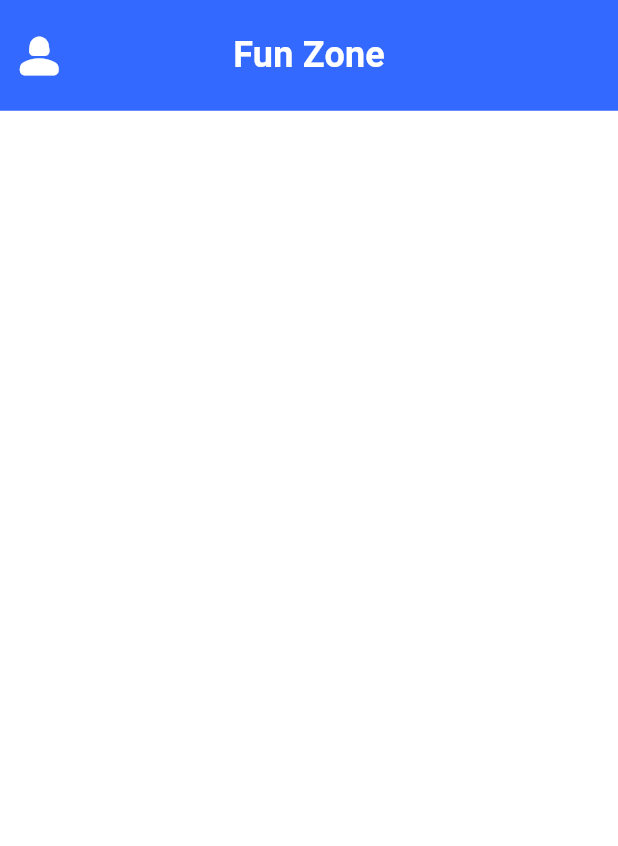
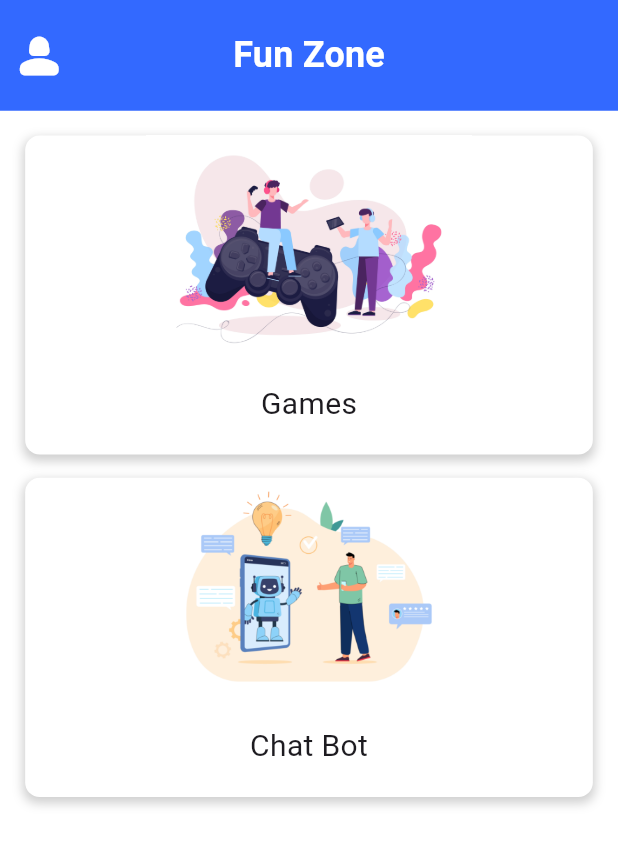
Before and after one commit to Sandun-Induranga/hr-empowerment-suit-mobile, a Flutter app: the FunZoneView widget shown alone on an empty page, opened directly, on a phone screen of 412 x 824 dp. Shown: the top 846 px of the screen. Run offline on Flutter 3.47's test engine with Material 3 defaults, Android fonts, the phone set to English and light mode, and no system bars; our stand-ins replace flutter_keyboard_visibility, flutter_screenutil, geolocator, permission_handler; missing offline and left inert: flutter_inappwebview; network calls fail.

Commit message:
Content Updated

```diff
--- /dev/null
+++ b/hr_app/lib/core/utils/assets.dart
@@ -0,0 +1,6 @@
+const imagesPath = 'assets/images/';
+
+class Assets {
+  static const String games = '${imagesPath}games.jpg';
+  static const String bot = '${imagesPath}bot.jpg';
+}
--- a/hr_app/lib/features/chat_bot/presentation/screens/fun_zone_view.dart
+++ b/hr_app/lib/features/chat_bot/presentation/screens/fun_zone_view.dart
@@ -1,11 +1,15 @@
 import 'package:flutter/material.dart';
 import 'package:flutter_screenutil/flutter_screenutil.dart';
+import 'package:hr_app/core/utils/assets.dart';
+import 'package:hr_app/features/chat_bot/presentation/screens/chat_bot_view.dart';
+import 'package:hr_app/features/chat_bot/presentation/widgets/selection_card.dart';
 
 import '../../../../core/constants/app_paddings.dart';
 import '../../../../core/constants/color_codes.dart';
 import '../../../../core/widgets/common_page_widgets/common_app_bar.dart';
 import '../../../../core/widgets/common_page_widgets/common_page_boiler_plate.dart';
 import '../../../../core/widgets/gap_widgets/vertical_gap_consistent.dart';
+import 'game_view.dart';
 
 class FunZoneView extends StatelessWidget {
   const FunZoneView({super.key});
@@ -28,7 +32,34 @@ class FunZoneView extends StatelessWidget {
           crossAxisAlignment: CrossAxisAlignment.center,
           children: [
             VerticalGapWidget(AppPaddings.p16.h),
+            SelectionCard(
+              asset: Assets.games,
+              title: 'Games',
+              onTap: () {
+                Navigator.push(
+                  context,
+                  MaterialPageRoute(
+                    builder: (context) => const GameView(
+                      title: 'Summer Maze',
+                      url: 'https://www.jopi.com/gam/summer-maze/',
+                    ),
+                  ),
+                );
+              },
+            ),
             VerticalGapWidget(AppPaddings.p16.h),
+            SelectionCard(
+              asset: Assets.bot,
+              title: 'Chat Bot',
+              onTap: () {
+                Navigator.push(
+                  context,
+                  MaterialPageRoute(
+                    builder: (context) => const ChatScreen(),
+                  ),
+                );
+              },
+            ),
           ],
         ),
       ),
--- a/hr_app/lib/features/chat_bot/presentation/widgets/selection_card.dart
+++ b/hr_app/lib/features/chat_bot/presentation/widgets/selection_card.dart
@@ -3,16 +3,43 @@ import 'package:flutter_screenutil/flutter_screenutil.dart';
 import 'package:hr_app/core/widgets/gap_widgets/vertical_gap_consistent.dart';
 
 class SelectionCard extends StatelessWidget {
-  const SelectionCard({super.key});
+  const SelectionCard({
+    super.key,
+    required this.asset,
+    required this.title,
+    required this.onTap,
+  });
+
+  final String asset;
+  final String title;
+  final void Function() onTap;
 
   @override
   Widget build(BuildContext context) {
-    return Column(
-      children: [
-        Image.asset('assets/images/games.jpg'),
-        VerticalGapWidget(20.h),
-        const Text('Play Games')
-      ],
+    return GestureDetector(
+      onTap: onTap,
+      child: Container(
+        decoration: BoxDecoration(
+          borderRadius: BorderRadius.circular(10.r),
+          color: Colors.white,
+          boxShadow: [
+            BoxShadow(
+              color: Colors.grey.withOpacity(0.5),
+              spreadRadius: 1,
+              blurRadius: 5,
+              offset: const Offset(0, 3),
+            ),
+          ],
+        ),
+        child: Column(
+          children: [
+            Image.asset(asset, width: 1.sw, height: 150.h),
+            VerticalGapWidget(20.h),
+             Text(title, style: const TextStyle(fontSize: 20)),
+            VerticalGapWidget(20.h),
+          ],
+        ),
+      ),
     );
   }
 }
--- a/hr_app/lib/features/navigation/bottom_navigator_view.dart
+++ b/hr_app/lib/features/navigation/bottom_navigator_view.dart
@@ -1,6 +1,7 @@
 import 'package:flutter/material.dart';
 import 'package:flutter_screenutil/flutter_screenutil.dart';
 import 'package:hr_app/features/chat_bot/presentation/screens/chat_bot_view.dart';
+import 'package:hr_app/features/chat_bot/presentation/screens/fun_zone_view.dart';
 import 'package:hr_app/features/contact/presentation/reach_hr_view.dart';
 import 'package:hr_app/features/home/presentation/screens/home_view.dart';
 import 'package:hr_app/features/profile/profile_screen.dart';
@@ -35,7 +36,7 @@ class BottomNavigationViewState extends State<BottomNavigationView> {
   final List<Widget> _screens = [
     const HomeScreen(),
     const ReachHRScreen(),
-    const ChatScreen(),
+    const FunZoneView(),
     const ProfileScreen(),
   ];
 
--- a/hr_app/lib/main.dart
+++ b/hr_app/lib/main.dart
@@ -16,5 +16,5 @@ Future main() async {
     await localhostServer.start();
   }
 
-  runApp(MainApp());
+  runApp(const MainApp());
 }
```
